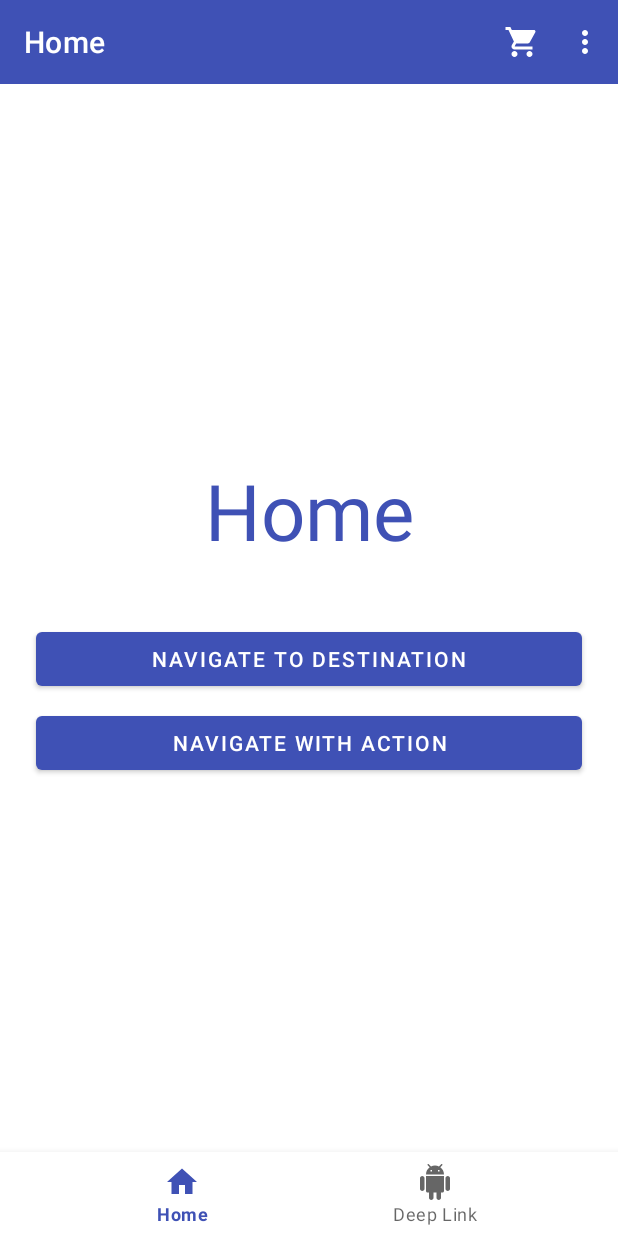
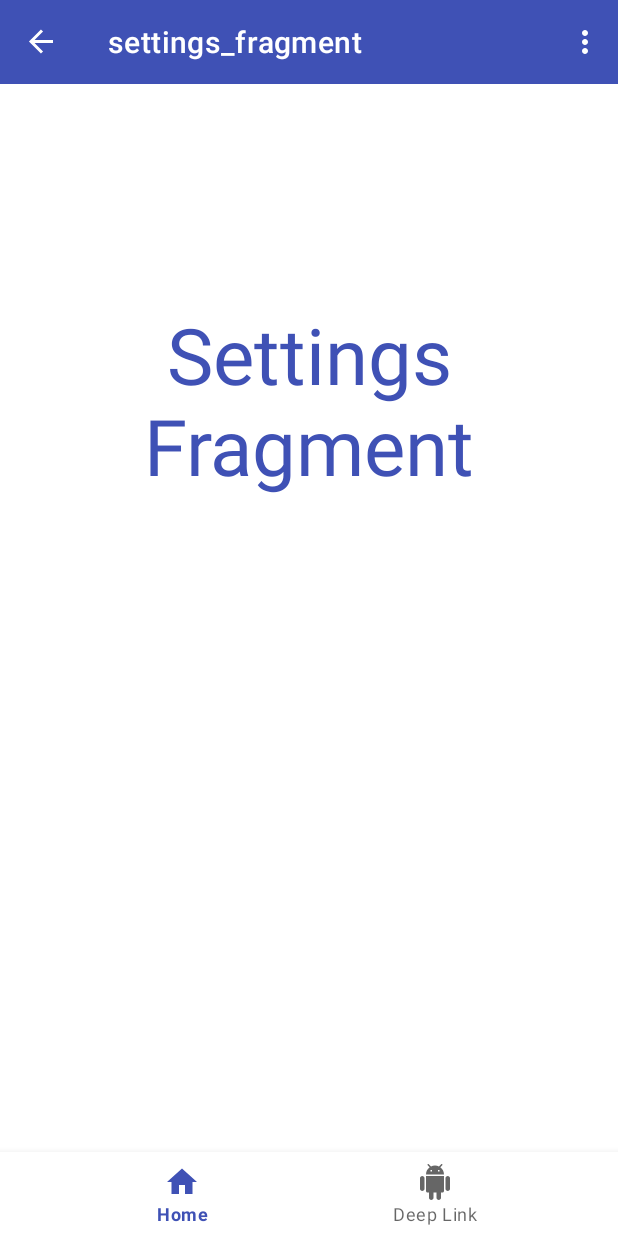
Before and after one commit to beomjo/android-practice-room, an Android app: the screen it shows after launch (MainActivity), in the options menu, after a tap on "Settings", on a phone screen of 412 x 824 dp. Run offline under Robolectric (Android 15) with nearby library versions, the phone set to English and light mode, and no system bars; our stand-ins replace navigation-ui.

Commit message:
chore: Setting Fragment 연결

```diff
--- a/navigation-codelab/app/src/main/res/navigation/mobile_navigation.xml
+++ b/navigation-codelab/app/src/main/res/navigation/mobile_navigation.xml
@@ -27,6 +27,9 @@
             app:exitAnim="@anim/slide_out_left"
             app:popEnterAnim="@anim/slide_in_left"
             app:popExitAnim="@anim/slide_out_right" />
+        <action
+            android:id="@+id/action_home_dest_to_settingsFragment3"
+            app:destination="@id/settings_dest" />
 
     </fragment>
 
@@ -70,11 +73,9 @@
             android:defaultValue="Android!" />
 
         <deepLink app:uri="www.example.com/{myarg}" />
-
-        <!-- TODO END STEP 11.1 -->
     </fragment>
     <fragment
-        android:id="@+id/settingsFragment3"
+        android:id="@+id/settings_dest"
         android:name="com.example.android.codelabs.navigation.SettingsFragment"
         android:label="settings_fragment"
         tools:layout="@layout/settings_fragment" />
```
